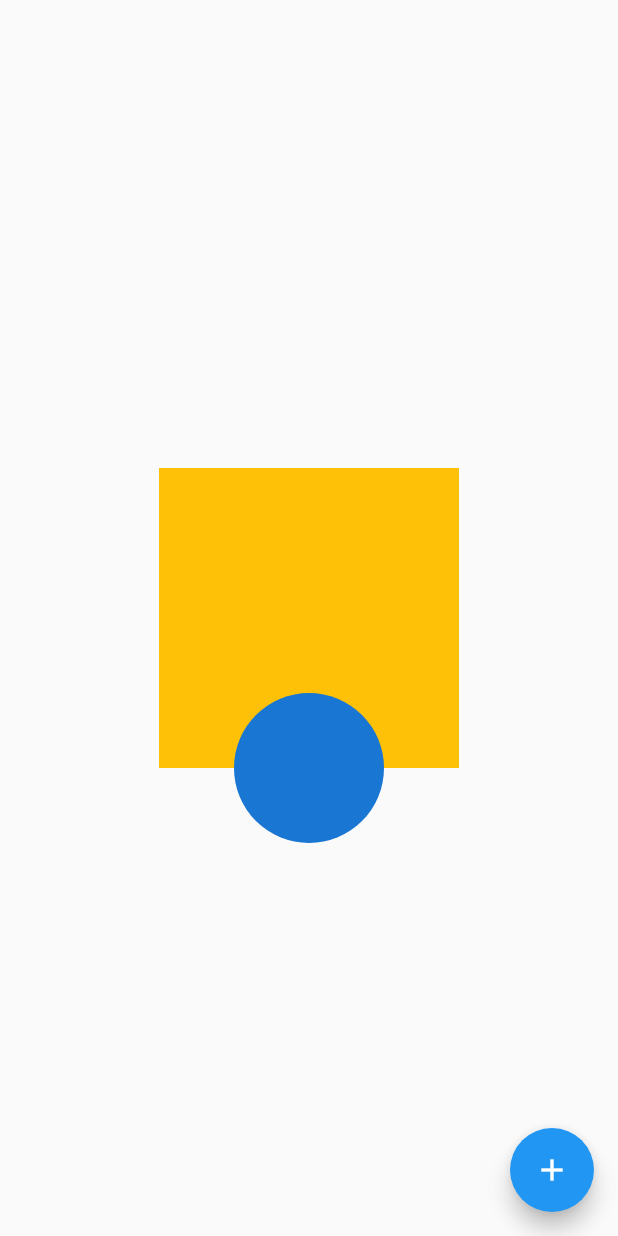
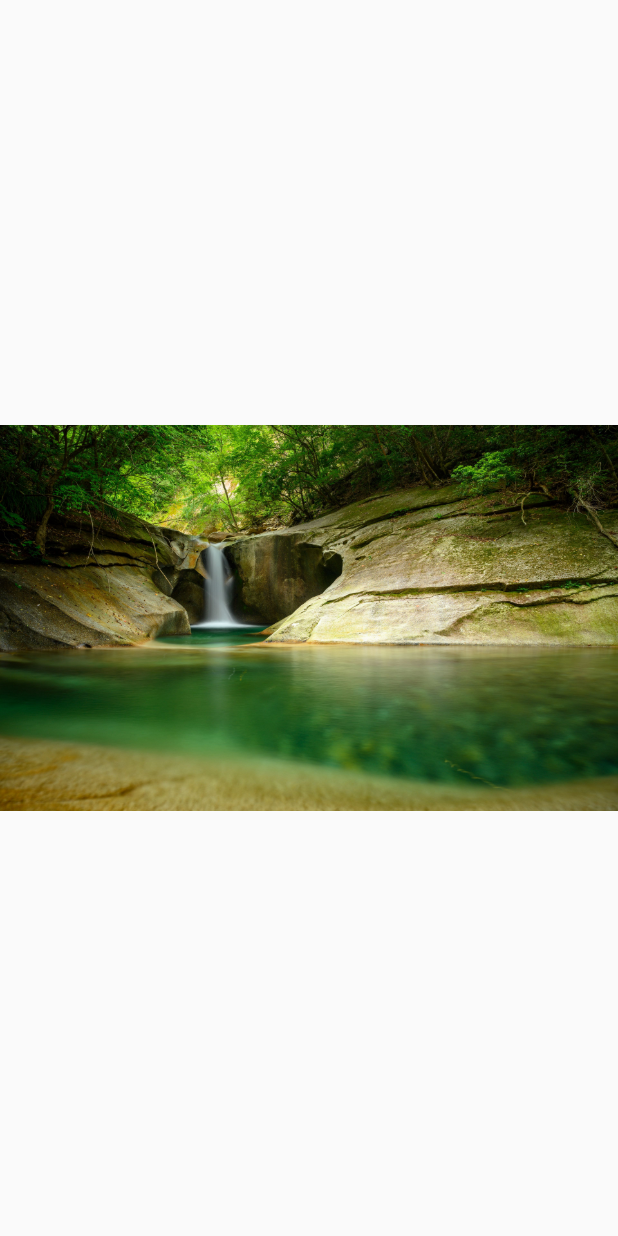
Before and after one commit to ahmedsujon/Flutter-Complete-Guide, a Flutter app: the screen it shows after launch, on a phone screen of 412 x 824 dp. Run offline on Flutter 3.47's test engine with Material 2 defaults, Android fonts, the phone set to English and light mode, and no system bars.

Commit message:
take image

```diff
--- a/lib/main.dart
+++ b/lib/main.dart
@@ -7,26 +7,7 @@ class MyApp extends StatelessWidget {
   Widget build(BuildContext context) {
     return MaterialApp(
       home: Scaffold(
-        floatingActionButton: FloatingActionButton(onPressed: () {},child: Icon(Icons.add),),
-        body: Center(
-          child: Stack(
-            alignment: Alignment.bottomCenter,
-            overflow: Overflow.visible ,
-            children: <Widget>[
-              Container(
-                height: 200,
-                width: 200,
-                color: Colors.amber,
-              ),
-              Positioned(
-                bottom: -50,
-                child: CircleAvatar(
-                  radius: 50,
-                ),
-              )
-            ],
-          ),
-        ),
+        body: Center(child: Image.asset("images/wallpaper.jpg")),
       ),
     );
   }
```
Also changed, not shown: pubspec.yaml (+3 -4 lines), images/wallpaper.jpg (added).
